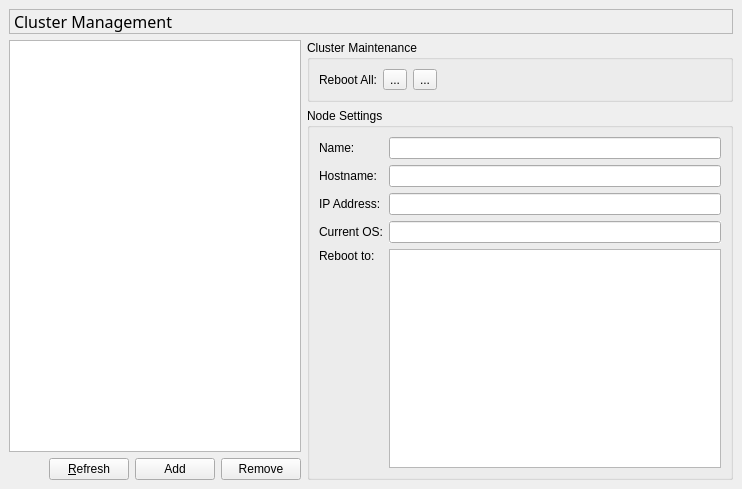
Old version of the form trunk/maestro/gui/plugins/views/ensemble/EnsembleViewBase.ui in the repository patrickhartling/maestro.
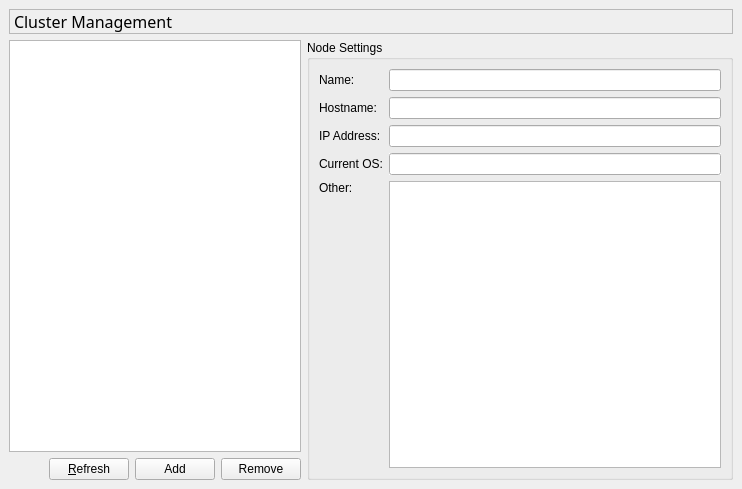
New version of the form. Icons and pictures are not drawn.

Commit message: - Make EnsembleView display a dictionary of settings.

Diff of the .ui file:
```diff
--- a/trunk/maestro/gui/plugins/views/ensemble/EnsembleViewBase.ui
+++ b/trunk/maestro/gui/plugins/views/ensemble/EnsembleViewBase.ui
@@ -149,73 +149,6 @@
        <property name="spacing" >
         <number>6</number>
        </property>
-       <item>
-        <widget class="QGroupBox" name="mClusterGroup" >
-         <property name="title" >
-          <string>Cluster Maintenance</string>
-         </property>
-         <layout class="QHBoxLayout" >
-          <property name="margin" >
-           <number>9</number>
-          </property>
-          <property name="spacing" >
-           <number>6</number>
-          </property>
-          <item>
-           <widget class="QLabel" name="label" >
-            <property name="text" >
-             <string>Reboot All:</string>
-            </property>
-           </widget>
-          </item>
-          <item>
-           <widget class="QToolButton" name="mRebootLinuxBtn" >
-            <property name="text" >
-             <string>...</string>
-            </property>
-            <property name="icon" >
-             <iconset resource="EnsembleViewResource.qrc" >:/EnsembleView/images/linux2.png</iconset>
-            </property>
-            <property name="iconSize" >
-             <size>
-              <width>24</width>
-              <height>24</height>
-             </size>
-            </property>
-           </widget>
-          </item>
-          <item>
-           <widget class="QToolButton" name="mRebootWinBtn" >
-            <property name="text" >
-             <string>...</string>
-            </property>
-            <property name="icon" >
-             <iconset resource="EnsembleViewResource.qrc" >:/EnsembleView/images/win_xp.png</iconset>
-            </property>
-            <property name="iconSize" >
-             <size>
-              <width>24</width>
-              <height>24</height>
-             </size>
-            </property>
-           </widget>
-          </item>
-          <item>
-           <spacer>
-            <property name="orientation" >
-             <enum>Qt::Horizontal</enum>
-            </property>
-            <property name="sizeHint" >
-             <size>
-              <width>40</width>
-              <height>20</height>
-             </size>
-            </property>
-           </spacer>
-          </item>
-         </layout>
-        </widget>
-       </item>
        <item>
         <widget class="QGroupBox" name="mNodeGroup" >
          <property name="title" >
@@ -295,19 +228,19 @@
             </property>
            </widget>
           </item>
-          <item row="4" column="1" >
-           <widget class="QListWidget" name="mTargetList" />
-          </item>
           <item row="4" column="0" >
-           <widget class="QLabel" name="mRebootTargetLbl" >
+           <widget class="QLabel" name="mOtherLbl" >
             <property name="text" >
-             <string>Reboot to:</string>
+             <string>Other:</string>
             </property>
             <property name="alignment" >
              <set>Qt::AlignLeading|Qt::AlignLeft|Qt::AlignTop</set>
             </property>
            </widget>
           </item>
+          <item row="4" column="1" >
+           <widget class="QTableView" name="mSettingsTableView" />
+          </item>
          </layout>
         </widget>
        </item>
```
Left out of the diff: 3 changed lines with no effect on the pictures. The commit also changes 5 other files.
